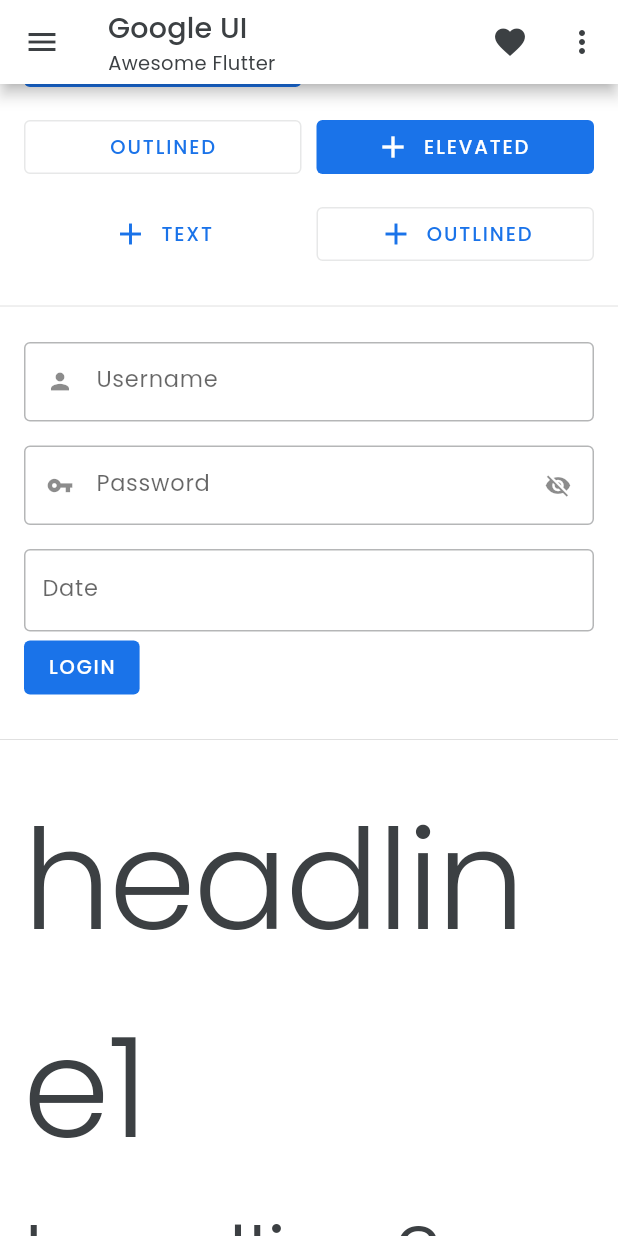
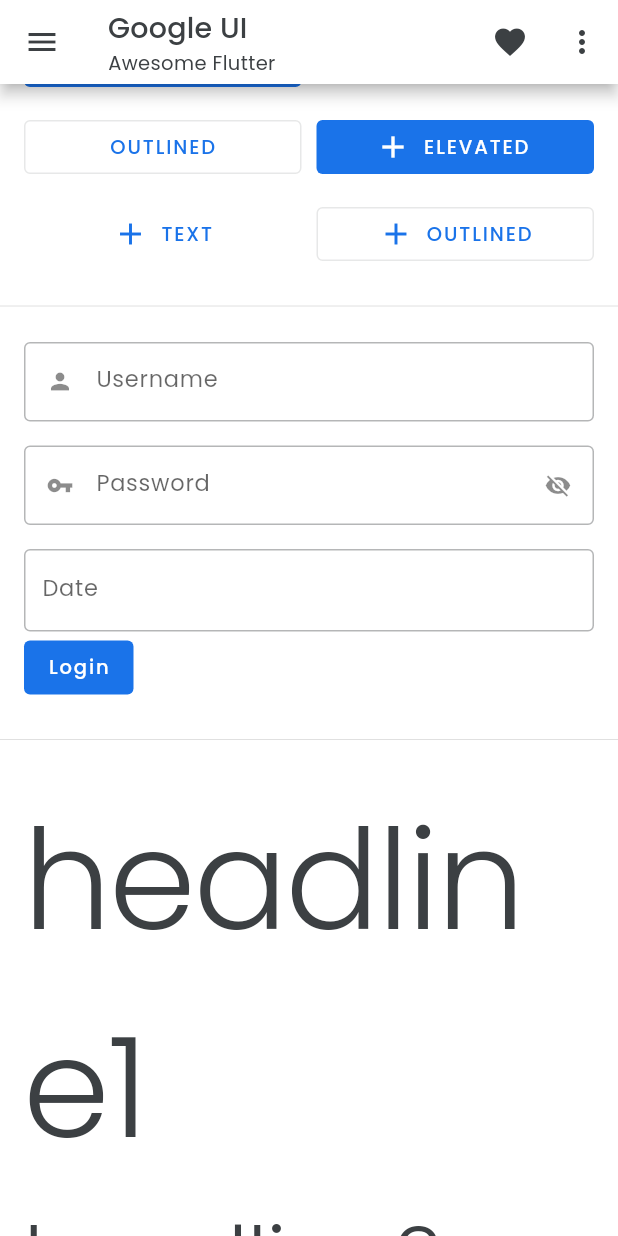
Before and after one commit to yegobox/google_ui, a Flutter app: the screen it shows after launch, scrolled down 576 dp, on a phone screen of 412 x 824 dp. Run offline on Flutter 3.47's test engine with Material 2 defaults, Android fonts, the phone set to English and light mode, and no system bars; our stand-ins replace date_format, flutter_hooks, hooks_riverpod, table_calendar.

Commit message:
remove: uppercase button label

```diff
--- a/example/lib/pages/home_page.dart
+++ b/example/lib/pages/home_page.dart
@@ -192,7 +192,7 @@ class _Form extends HookWidget {
               validator: dateValidator,
               onSaved: onDateSave,
             ),
-            GoogleButton("login", onPressed: submit),
+            GoogleButton("Login", onPressed: submit),
             if (username.value.isNotEmpty || password.value.isNotEmpty)
               GoogleText(
                   "${username.value}\n${password.value}\n${dateTime.value.toString()}"),
@@ -282,32 +282,32 @@ class _Button extends StatelessWidget {
       gap: 10,
       children: [
         GoogleButton(
-          "Elevated",
+          "Elevated".toUpperCase(),
           onPressed: () {},
         ),
         GoogleButton(
-          "Text",
+          "Text".toUpperCase(),
           onPressed: () {},
           variant: GoogleButtonVariant.text,
         ),
         GoogleButton(
-          "Outlined",
+          "Outlined".toUpperCase(),
           onPressed: () {},
           variant: GoogleButtonVariant.outlined,
         ),
         GoogleButton(
-          "Elevated",
+          "Elevated".toUpperCase(),
           onPressed: () {},
           icon: const Icon(Icons.add),
         ),
         GoogleButton(
-          "Text",
+          "Text".toUpperCase(),
           onPressed: () {},
           variant: GoogleButtonVariant.text,
           icon: const Icon(Icons.add),
         ),
         GoogleButton(
-          "Outlined",
+          "Outlined".toUpperCase(),
           onPressed: () {},
           variant: GoogleButtonVariant.outlined,
           icon: const Icon(Icons.add),
--- a/lib/src/widgets/google_button.dart
+++ b/lib/src/widgets/google_button.dart
@@ -22,19 +22,19 @@ class GoogleButton extends StatelessWidget {
       case GoogleButtonVariant.elevated:
         return _ElevatedButton(
           onPressed: onPressed,
-          label: label.toUpperCase(),
+          label: label,
           icon: icon,
         );
       case GoogleButtonVariant.outlined:
         return _OutlinedButton(
           onPressed: onPressed,
-          label: label.toUpperCase(),
+          label: label,
           icon: icon,
         );
       case GoogleButtonVariant.text:
         return _TextButton(
           onPressed: onPressed,
-          label: label.toUpperCase(),
+          label: label,
           icon: icon,
         );
     }
```
